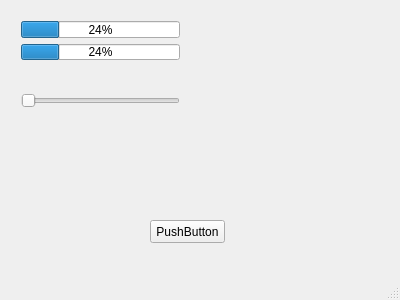
First picture: the form in mainwindow.ui, repository ArfaaShariff/QtButtonClickedClose, before the edit.
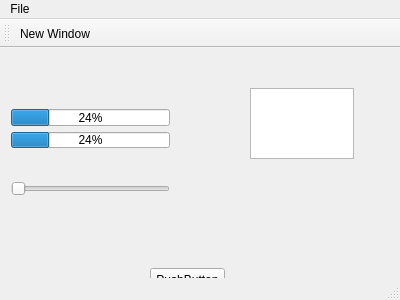
Second picture: the form after the edit.

Commit message: Opened a dialogBox, previous window  does not provide functionality

The edit to the form file:
```diff
--- a/mainwindow.ui
+++ b/mainwindow.ui
@@ -30,8 +30,8 @@
    <widget class="QWidget" name="layoutWidget">
     <property name="geometry">
      <rect>
-      <x>10</x>
-      <y>70</y>
+      <x>0</x>
+      <y>110</y>
       <width>181</width>
       <height>61</height>
      </rect>
@@ -46,11 +46,21 @@
      </item>
     </layout>
    </widget>
+   <widget class="QPlainTextEdit" name="plainTextEdit">
+    <property name="geometry">
+     <rect>
+      <x>250</x>
+      <y>40</y>
+      <width>104</width>
+      <height>71</height>
+     </rect>
+    </property>
+   </widget>
    <widget class="QWidget" name="">
     <property name="geometry">
      <rect>
-      <x>10</x>
-      <y>10</y>
+      <x>0</x>
+      <y>50</y>
       <width>181</width>
       <height>61</height>
      </rect>
@@ -82,8 +92,32 @@
      <height>21</height>
     </rect>
    </property>
+   <widget class="QMenu" name="menuFile">
+    <property name="title">
+     <string>File</string>
+    </property>
+    <addaction name="actionNew_Window"/>
+   </widget>
+   <addaction name="menuFile"/>
   </widget>
   <widget class="QStatusBar" name="statusBar"/>
+  <widget class="QToolBar" name="toolBar">
+   <property name="windowTitle">
+    <string>toolBar</string>
+   </property>
+   <attribute name="toolBarArea">
+    <enum>TopToolBarArea</enum>
+   </attribute>
+   <attribute name="toolBarBreak">
+    <bool>true</bool>
+   </attribute>
+   <addaction name="actionNew_Window"/>
+  </widget>
+  <action name="actionNew_Window">
+   <property name="text">
+    <string>New Window</string>
+   </property>
+  </action>
  </widget>
  <layoutdefault spacing="6" margin="11"/>
  <resources/>
```
The commit also changes 6 other files.
